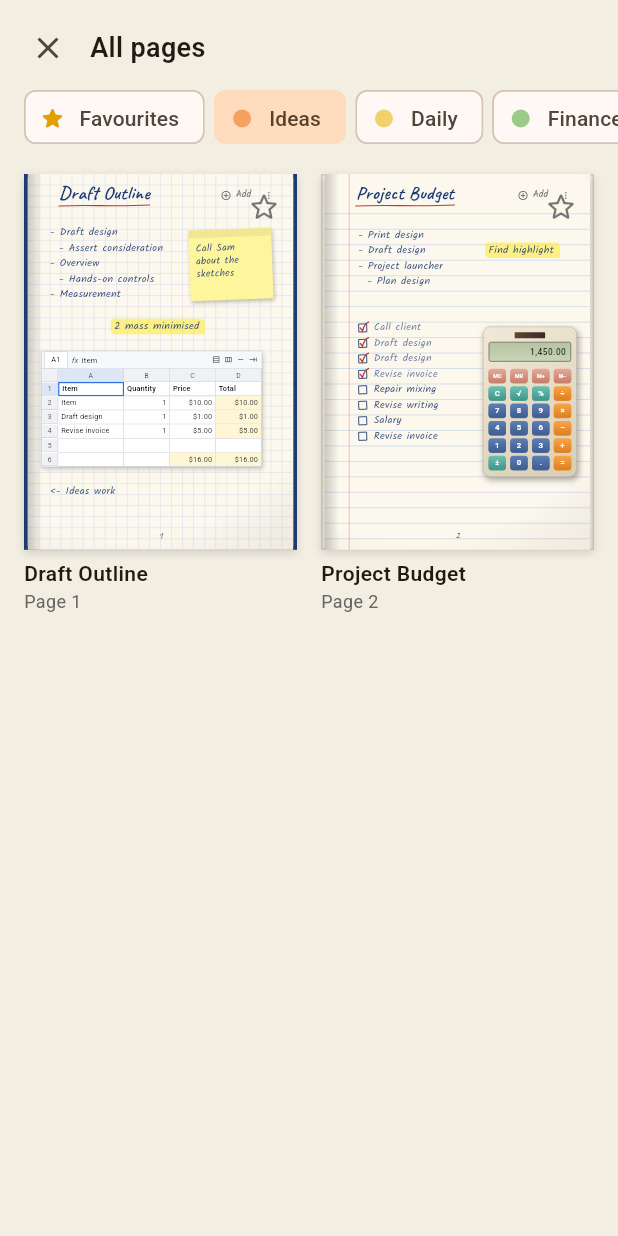
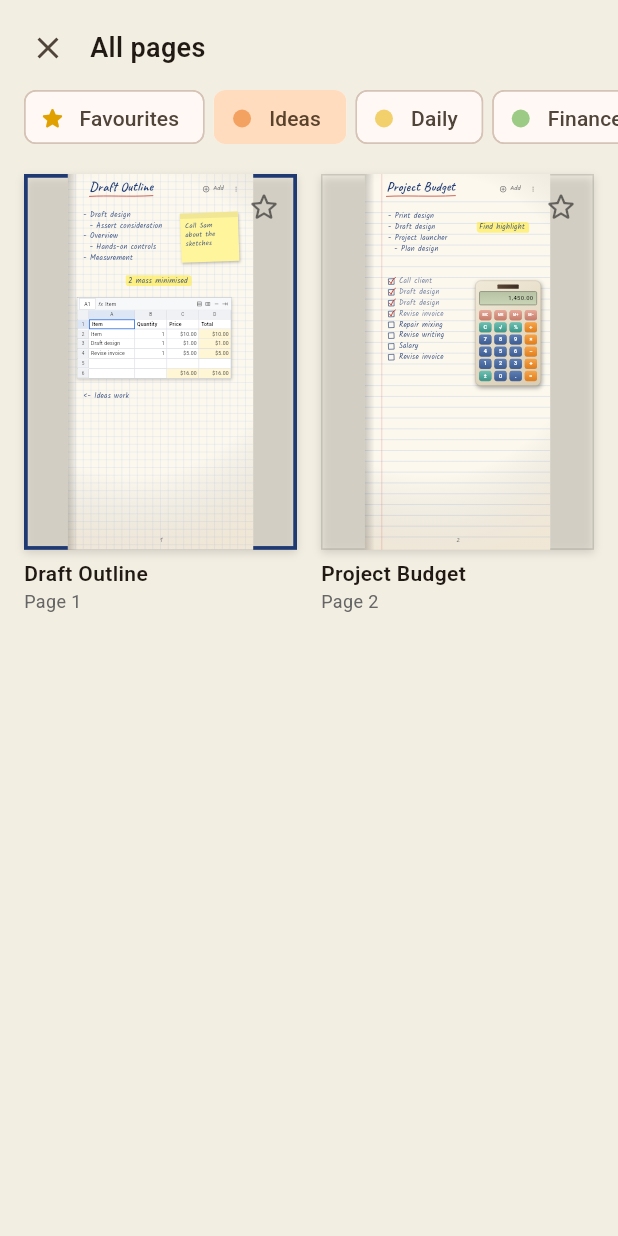
Before and after one commit to badlagks/spiral-notebook, a Flutter app: the screen it shows after launch, after a tap on the "grid view" icon, on a phone screen of 412 x 824 dp. Run offline on Flutter 3.47's test engine with Material 3 defaults, Android fonts, the phone set to English and light mode, and no system bars; our stand-ins replace file_picker, flutter_local_notifications, flutter_timezone, image_picker, local_auth, pdf and 5 more; missing offline and left inert: dart:js_interop, device_calendar_plus.

Commit message:
Fill the screen, move widgets between pages, and tap the widget you see
- Paper grows to the screen's shape (and to fit what's on it), so the
  notebook fills a phone held upright or sideways.
- Drag a widget past the page edge, or use its menu, to move it to the
  next or previous page.
- A press where widgets overlap keeps the picked-up one, then prefers a
  solid widget over the clear part of a text box on top of it.

Co-Authored-By: Claude Opus 5.5 (1M context) <noreply@anthropic.com>
Claude-Session: https://claude.ai/code/session_01Tu1j4xrXurqK1QAd34reeM

```diff
--- a/lib/data/pdf_tools.dart
+++ b/lib/data/pdf_tools.dart
@@ -12,7 +12,7 @@ Future<Uint8List> picturesToPdf(List<Uint8List> pngs) async {
   for (final png in pngs) {
     doc.addPage(
       pw.Page(
-        pageFormat: const PdfPageFormat(pageWidth, pageHeight),
+        pageFormat: PdfPageFormat(pageWidth, pageHeight),
         margin: pw.EdgeInsets.zero,
         build: (_) => pw.Image(pw.MemoryImage(png), fit: pw.BoxFit.fill),
       ),
--- a/lib/models/notebook.dart
+++ b/lib/models/notebook.dart
@@ -1,4 +1,5 @@
 import 'dart:math';
+import 'dart:ui' show Size;
 
 final _rand = Random();
 
@@ -6,10 +7,54 @@ final _rand = Random();
 String newId() =>
     '${DateTime.now().microsecondsSinceEpoch.toRadixString(36)}${_rand.nextInt(1 << 20).toRadixString(36)}';
 
-/// Every page is laid out on the same sheet size, in paper units, and scaled
-/// to fit the screen. Widgets keep their place on any device. (A5 proportions.)
-const pageWidth = 480.0;
-const pageHeight = 680.0;
+/// Pages are laid out in paper units and scaled to fit the screen, so
+/// widgets keep their place on any device. The smallest sheet is A5-shaped.
+const basePageWidth = 480.0;
+const basePageHeight = 680.0;
+
+/// The sheet's size right now. It starts at the A5 size and grows to the
+/// screen's shape, so the notebook fills a tall phone or a wide laptop, and
+/// it always grows to hold everything already on the pages.
+double pageWidth = basePageWidth;
+double pageHeight = basePageHeight;
+
+/// How far right and down anything reaches on any page of [nb].
+Size contentExtent(Notebook nb) {
+  var right = 0.0, bottom = 0.0;
+  for (final page in nb.sections.expand((s) => s.pages)) {
+    for (final b in page.blocks) {
+      if (!b.isPlaced) continue;
+      right = max(right, b.x! + b.width + 16);
+      bottom = max(bottom, b.y! + b.estimatedHeight + 40);
+    }
+    for (final stroke in page.strokes) {
+      for (final p in stroke.points) {
+        right = max(right, p.x + 16);
+        bottom = max(bottom, p.y + 40);
+      }
+    }
+  }
+  return Size(right, bottom);
+}
+
+/// Sets [pageWidth] and [pageHeight] for a book shown in [area] (in screen
+/// pixels): one page or two side by side with a [gutter] between, inside a
+/// [frame] of cover all round. Only the side with room to spare grows, so
+/// writing stays the same size on screen.
+void fitPaper(Size area, {required bool spread, double gutter = 0, double frame = 0, Size content = Size.zero}) {
+  if (area.width <= 0 || area.height <= 0) return;
+  final pages = spread ? 2 : 1;
+  final gap = spread ? gutter : 0.0;
+  var w = basePageWidth, h = basePageHeight;
+  final room = area.width / area.height;
+  if (room > (pages * w + gap + frame) / (h + frame)) {
+    w = (room * (h + frame) - frame - gap) / pages;
+  } else {
+    h = (pages * w + gap + frame) / room - frame;
+  }
+  pageWidth = max(w.clamp(basePageWidth, basePageWidth * 1.6), content.width);
+  pageHeight = max(h.clamp(basePageHeight, basePageHeight * 1.8), content.height);
+}
 
 /// Paper styles a page can be printed on.
 enum PaperStyle { ruled, grid, blank }
--- a/lib/ui/notebook_screen.dart
+++ b/lib/ui/notebook_screen.dart
@@ -355,10 +355,12 @@ class _Book extends StatelessWidget {
 
     // A locked section shows one closed sheet until its PIN is typed.
     final Widget pages = store.isLocked(section)
-        ? SizedBox(
-            width: spread ? pageWidth * 2 + spineWidth : pageWidth,
-            height: pageHeight,
-            child: LockedSheet(section: section),
+        ? Builder(
+            builder: (_) => SizedBox(
+              width: spread ? pageWidth * 2 + spineWidth : pageWidth,
+              height: pageHeight,
+              child: LockedSheet(section: section),
+            ),
           )
         : FlippingBook(spread: spread, controller: flip, buildPage: buildPage);
 
@@ -370,7 +372,12 @@ class _Book extends StatelessWidget {
           Expanded(
             child: Padding(
               padding: const EdgeInsets.fromLTRB(4, 2, 4, 4),
-              child: FittedBox(alignment: Alignment.topCenter, child: pages),
+              child: LayoutBuilder(
+                builder: (context, c) {
+                  fitPaper(c.biggest, spread: spread, gutter: spineWidth, content: contentExtent(store.notebook));
+                  return FittedBox(alignment: Alignment.topCenter, child: pages);
+                },
+              ),
             ),
           ),
         ],
@@ -412,6 +419,14 @@ class _Book extends StatelessWidget {
               rightGap = -shift;
             }
           }
+          // The paper takes the shape of the room it has.
+          fitPaper(
+            Size(box.maxWidth - tabsWidth - leftGap - rightGap, box.maxHeight),
+            spread: spread,
+            gutter: spineWidth,
+            frame: _coverMargin * 2,
+            content: contentExtent(store.notebook),
+          );
           return Row(
             crossAxisAlignment: CrossAxisAlignment.stretch,
             children: [
--- a/lib/ui/page_flip.dart
+++ b/lib/ui/page_flip.dart
@@ -104,8 +104,8 @@ class _FlippingBookState extends State<FlippingBook> with SingleTickerProviderSt
 
   /// Where the turning sheet lies when flat.
   Rect get _sheet => widget.spread
-      ? const Rect.fromLTWH(pageWidth + spineWidth, 0, pageWidth, pageHeight)
-      : const Rect.fromLTWH(0, 0, pageWidth, pageHeight);
+      ? Rect.fromLTWH(pageWidth + spineWidth, 0, pageWidth, pageHeight)
+      : Rect.fromLTWH(0, 0, pageWidth, pageHeight);
 
   /// How far over the sheet is, from 0 (flat) to 1 (turned).
   double get _progress => ((_rest.dx - _corner.dx) / (2 * _reach)).clamp(0.0, 1.0);
```
Also changed, not shown: lib/data/notebook_store.dart (+18 -0 lines), lib/ui/paper_page.dart (+81 -2 lines), 1 other file.
